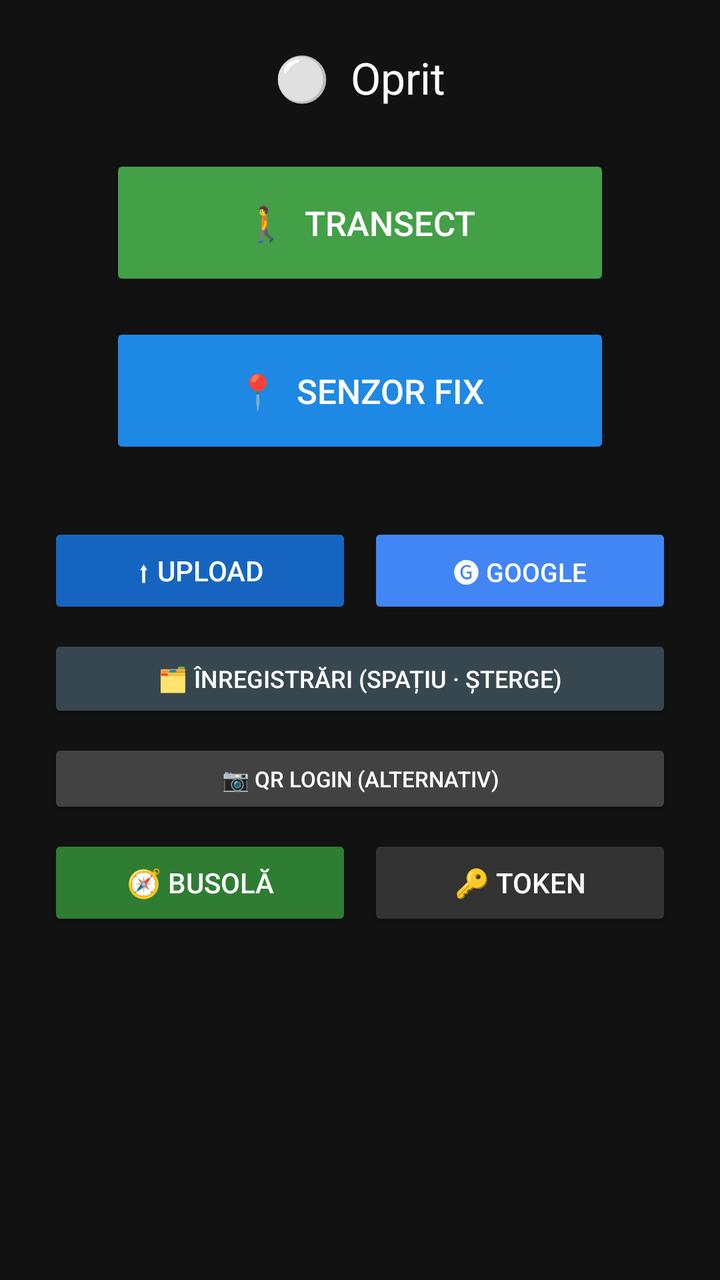
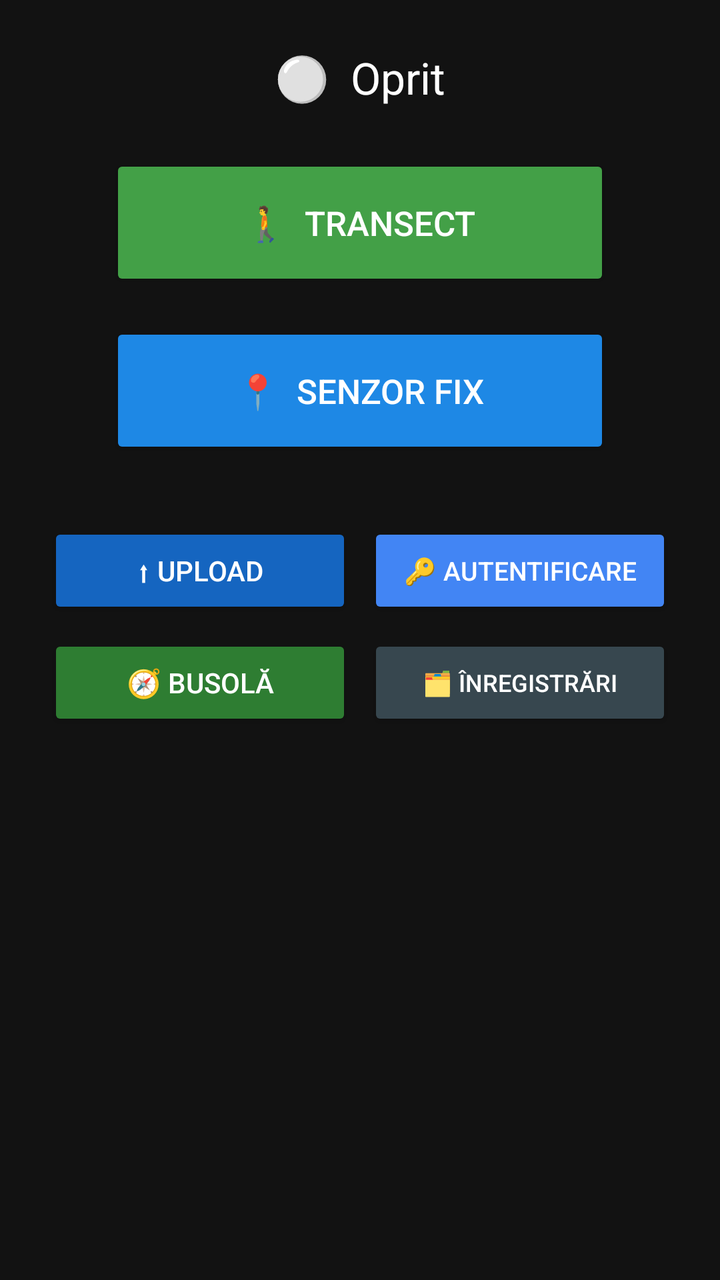

Compare the two renders of this Android layout. The source of the first and the diff that turns it into the second are given below.
<!-- AndroidManifest.xml: application theme Theme.AppCompat.DayNight.NoActionBar -->
<!-- res/layout/activity_main.xml -->
<?xml version="1.0" encoding="utf-8"?>
<LinearLayout xmlns:android="http://schemas.android.com/apk/res/android"
    android:layout_width="match_parent"
    android:layout_height="match_parent"
    android:orientation="vertical"
    android:gravity="center_horizontal"
    android:padding="24dp"
    android:background="#121212">

    <TextView
        android:id="@+id/tvStatus"
        android:layout_width="wrap_content"
        android:layout_height="wrap_content"
        android:text="⚪  Oprit"
        android:textSize="22sp"
        android:textColor="#FFFFFF"
        android:layout_marginBottom="24dp"/>

    
    <Button
        android:id="@+id/btnStartStop"
        android:layout_width="160dp"
        android:layout_height="160dp"
        android:text="⏹  STOP"
        android:textSize="18sp"
        android:textColor="#FFFFFF"
        android:visibility="gone"
        android:layout_marginBottom="32dp"/>

    
    <LinearLayout
        android:id="@+id/startButtonsRow"
        android:layout_width="wrap_content"
        android:layout_height="wrap_content"
        android:orientation="vertical"
        android:gravity="center"
        android:layout_marginBottom="32dp">

        <Button
            android:id="@+id/btnTransect"
            android:layout_width="250dp"
            android:layout_height="68dp"
            android:text="🚶  TRANSECT"
            android:textSize="17sp"
            android:textColor="#FFFFFF"
            android:backgroundTint="#43A047"
            android:layout_marginBottom="16dp"/>

        <Button
            android:id="@+id/btnFixedSensor"
            android:layout_width="250dp"
            android:layout_height="68dp"
            android:text="📍  SENZOR FIX"
            android:textSize="17sp"
            android:textColor="#FFFFFF"
            android:backgroundTint="#1E88E5"/>
    </LinearLayout>

    <LinearLayout
        android:layout_width="match_parent"
        android:layout_height="wrap_content"
        android:orientation="horizontal"
        android:gravity="center"
        android:layout_marginBottom="8dp">

        <Button
            android:id="@+id/btnUpload"
            android:layout_width="0dp"
            android:layout_height="48dp"
            android:layout_weight="1"
            android:text="⬆ UPLOAD"
            android:textSize="14sp"
            android:textColor="#FFFFFF"
            android:backgroundTint="#1565C0"
            android:layout_marginEnd="8dp"/>

        <Button
            android:id="@+id/btnGoogleLogin"
            android:layout_width="0dp"
            android:layout_height="48dp"
            android:layout_weight="1"
            android:text="🅖 GOOGLE"
            android:textSize="13sp"
            android:textColor="#FFFFFF"
            android:backgroundTint="#4285F4"/>

    </LinearLayout>

    <LinearLayout
        android:layout_width="match_parent"
        android:layout_height="wrap_content"
        android:orientation="horizontal"
        android:gravity="center"
        android:layout_marginBottom="8dp">

        <Button
            android:id="@+id/btnRecordings"
            android:layout_width="0dp"
            android:layout_height="44dp"
            android:layout_weight="1"
            android:text="🗂 ÎNREGISTRĂRI (spațiu · șterge)"
            android:textSize="12sp"
            android:textColor="#FFFFFF"
            android:backgroundTint="#37474F"/>

    </LinearLayout>

    <LinearLayout
        android:layout_width="match_parent"
        android:layout_height="wrap_content"
        android:orientation="horizontal"
        android:gravity="center"
        android:layout_marginBottom="8dp">

        <Button
            android:id="@+id/btnQrAuth"
            android:layout_width="0dp"
            android:layout_height="40dp"
            android:layout_weight="1"
            android:text="📷 QR LOGIN (alternativ)"
            android:textSize="11sp"
            android:textColor="#FFFFFF"
            android:backgroundTint="#424242"/>

    </LinearLayout>

    <LinearLayout
        android:layout_width="match_parent"
        android:layout_height="wrap_content"
        android:orientation="horizontal"
        android:gravity="center"
        android:layout_marginBottom="12dp">

        <Button
            android:id="@+id/btnCompass"
            android:layout_width="0dp"
            android:layout_height="48dp"
            android:layout_weight="1"
            android:text="🧭 BUSOLĂ"
            android:textSize="14sp"
            android:textColor="#FFFFFF"
            android:backgroundTint="#2E7D32"
            android:layout_marginEnd="8dp"/>

        <Button
            android:id="@+id/btnSetToken"
            android:layout_width="0dp"
            android:layout_height="48dp"
            android:layout_weight="1"
            android:text="🔑 TOKEN"
            android:textSize="14sp"
            android:textColor="#FFFFFF"
            android:backgroundTint="#333333"/>

    </LinearLayout>

    <TextView
        android:id="@+id/tvUploadStatus"
        android:layout_width="match_parent"
        android:layout_height="wrap_content"
        android:text=""
        android:textSize="12sp"
        android:textColor="#90CAF9"
        android:gravity="center"
        android:lineSpacingExtra="3dp"
        android:layout_marginBottom="16dp"/>

    <TextView
        android:id="@+id/tvPath"
        android:layout_width="match_parent"
        android:layout_height="wrap_content"
        android:text=""
        android:textSize="10sp"
        android:textColor="#555555"
        android:gravity="center"
        android:lineSpacingExtra="3dp"/>

</LinearLayout>
<!-- resources referenced by this layout -->
<resources>

</resources>

<!-- the commit's change to res/layout/activity_main.xml (unified diff, before → after) -->
@@ -75,52 +75,14 @@
             android:layout_marginEnd="8dp"/>
 
         <Button
-            android:id="@+id/btnGoogleLogin"
+            android:id="@+id/btnAuth"
             android:layout_width="0dp"
             android:layout_height="48dp"
             android:layout_weight="1"
-            android:text="🅖 GOOGLE"
+            android:text="🔑 AUTENTIFICARE"
             android:textSize="13sp"
             android:textColor="#FFFFFF"
             android:backgroundTint="#4285F4"/>
-
-    </LinearLayout>
-
-    <LinearLayout
-        android:layout_width="match_parent"
-        android:layout_height="wrap_content"
-        android:orientation="horizontal"
-        android:gravity="center"
-        android:layout_marginBottom="8dp">
-
-        <Button
-            android:id="@+id/btnRecordings"
-            android:layout_width="0dp"
-            android:layout_height="44dp"
-            android:layout_weight="1"
-            android:text="🗂 ÎNREGISTRĂRI (spațiu · șterge)"
-            android:textSize="12sp"
-            android:textColor="#FFFFFF"
-            android:backgroundTint="#37474F"/>
-
-    </LinearLayout>
-
-    <LinearLayout
-        android:layout_width="match_parent"
-        android:layout_height="wrap_content"
-        android:orientation="horizontal"
-        android:gravity="center"
-        android:layout_marginBottom="8dp">
-
-        <Button
-            android:id="@+id/btnQrAuth"
-            android:layout_width="0dp"
-            android:layout_height="40dp"
-            android:layout_weight="1"
-            android:text="📷 QR LOGIN (alternativ)"
-            android:textSize="11sp"
-            android:textColor="#FFFFFF"
-            android:backgroundTint="#424242"/>
 
     </LinearLayout>
 
@@ -143,14 +105,14 @@
             android:layout_marginEnd="8dp"/>
 
         <Button
-            android:id="@+id/btnSetToken"
+            android:id="@+id/btnRecordings"
             android:layout_width="0dp"
             android:layout_height="48dp"
             android:layout_weight="1"
-            android:text="🔑 TOKEN"
-            android:textSize="14sp"
+            android:text="🗂 ÎNREGISTRĂRI"
+            android:textSize="12sp"
             android:textColor="#FFFFFF"
-            android:backgroundTint="#333333"/>
+            android:backgroundTint="#37474F"/>
 
     </LinearLayout>
 
